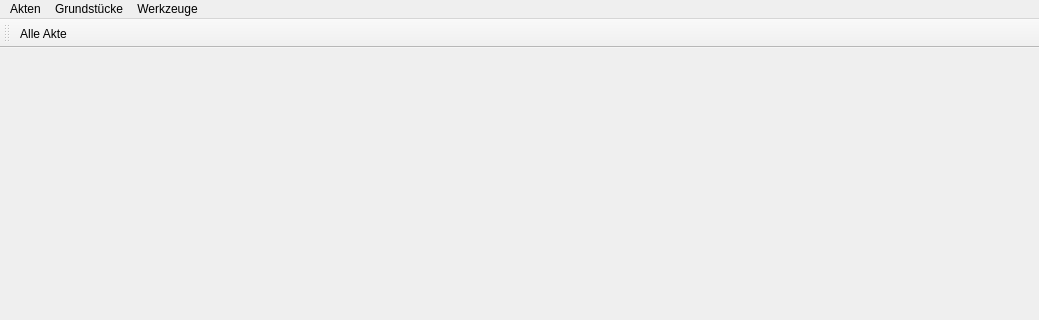
Above: core/main_window.ui from gidhoog/AlmGIS before the change; both pictures show x 0 to 1039 and y 0 to 320 of the 1039 by 493 pixel window. Below: the same form after it.
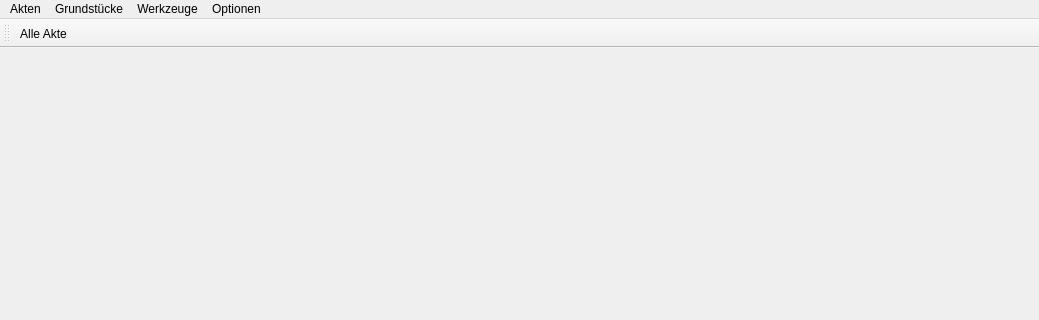
That is the form after the change. Icons and pictures are not drawn.

What changed in the file:
```diff
--- a/core/main_window.ui
+++ b/core/main_window.ui
@@ -75,9 +75,16 @@
     </property>
     <addaction name="uiAactionAllMatchGst"/>
    </widget>
+   <widget class="QMenu" name="menuOptionen">
+    <property name="title">
+     <string>Optionen</string>
+    </property>
+    <addaction name="actionSettings"/>
+   </widget>
    <addaction name="menuAkten"/>
    <addaction name="menuGrundst_cke"/>
    <addaction name="menuWerkzeuge"/>
+   <addaction name="menuOptionen"/>
   </widget>
   <widget class="QToolBar" name="uiMainToolBar">
    <attribute name="toolBarArea">
```
Left out of the diff: 9 changed lines with no effect on the pictures.
